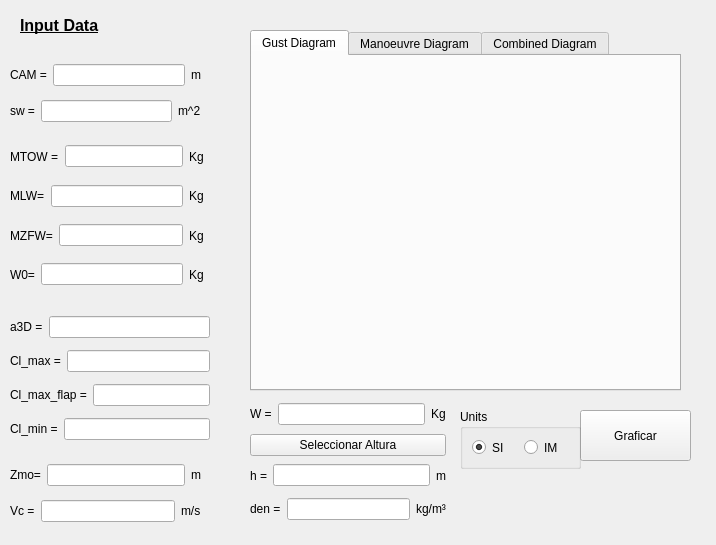
enritoomey/DiagramaDeRafagasyManiobras, file layout_DiagramaDeRafagasyManiobras.ui: the form before one commit.
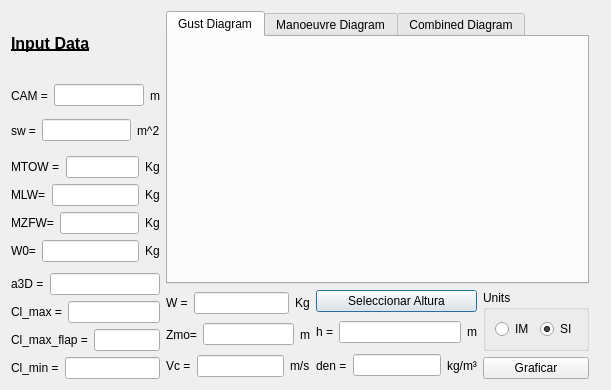
The form after the commit.

Commit message: some changes done on app layout and plotting behaviour

What changed in the file:
```diff
--- a/layout_DiagramaDeRafagasyManiobras.ui
+++ b/layout_DiagramaDeRafagasyManiobras.ui
@@ -1,55 +1,37 @@
 <?xml version="1.0" encoding="UTF-8"?>
 <ui version="4.0">
- <class>Form</class>
- <widget class="QWidget" name="Form">
+ <class>Dialog</class>
+ <widget class="QDialog" name="Dialog">
   <property name="geometry">
    <rect>
     <x>0</x>
     <y>0</y>
-    <width>716</width>
-    <height>545</height>
+    <width>611</width>
+    <height>390</height>
    </rect>
   </property>
+  <property name="sizePolicy">
+   <sizepolicy hsizetype="Expanding" vsizetype="Expanding">
+    <horstretch>0</horstretch>
+    <verstretch>0</verstretch>
+   </sizepolicy>
+  </property>
   <property name="windowTitle">
    <string>Form</string>
   </property>
-  <widget class="QTabWidget" name="PlotArea">
-   <property name="geometry">
-    <rect>
-     <x>250</x>
-     <y>30</y>
-     <width>431</width>
-     <height>361</height>
-    </rect>
-   </property>
-   <property name="currentIndex">
-    <number>0</number>
-   </property>
-   <widget class="QWidget" name="gust_tab">
-    <attribute name="title">
-     <string>Gust Diagram</string>
-    </attribute>
-   </widget>
-   <widget class="QWidget" name="manoeuvre_tab">
-    <attribute name="title">
-     <string>Manoeuvre Diagram</string>
-    </attribute>
-   </widget>
-   <widget class="QWidget" name="combined_tab">
-    <attribute name="title">
-     <string>Combined Diagram</string>
-    </attribute>
-   </widget>
-  </widget>
+  <layout class="QVBoxLayout" name="verticalLayout">
+   <item>
+    <layout class="QHBoxLayout" name="horizontalLayout_3">
+     <property name="sizeConstraint">
+      <enum>QLayout::SetDefaultConstraint</enum>
+     </property>
+     <property name="rightMargin">
+      <number>11</number>
+     </property>
+     <item>
+      <layout class="QVBoxLayout" name="left_Layout">
+       <item>
   <widget class="QLabel" name="InputData_label">
-   <property name="geometry">
-    <rect>
-     <x>20</x>
-     <y>10</y>
-     <width>181</width>
-     <height>31</height>
-    </rect>
-   </property>
    <property name="font">
     <font>
      <pointsize>12</pointsize>
@@ -62,15 +44,70 @@
     <string>Input Data</string>
    </property>
   </widget>
-  <widget class="QWidget" name="layoutWidget">
-   <property name="geometry">
-    <rect>
-     <x>10</x>
-     <y>140</y>
-     <width>194</width>
-     <height>151</height>
-    </rect>
-   </property>
+       </item>
+       <item>
+        <layout class="QVBoxLayout" name="geometry_group_layout">
+         <item>
+          <layout class="QHBoxLayout" name="CAM_layout">
+           <item>
+            <widget class="QLabel" name="CAM_label">
+             <property name="text">
+              <string>CAM =</string>
+             </property>
+            </widget>
+           </item>
+           <item>
+            <widget class="QLineEdit" name="CAM_lineEdit"/>
+           </item>
+           <item>
+            <widget class="QLabel" name="CAM_unitlabel">
+             <property name="text">
+              <string>m</string>
+             </property>
+            </widget>
+           </item>
+          </layout>
+         </item>
+         <item>
+          <layout class="QHBoxLayout" name="sw_layout">
+           <item>
+            <widget class="QLabel" name="sw_label">
+             <property name="text">
+              <string>sw =</string>
+             </property>
+            </widget>
+           </item>
+           <item>
+            <widget class="QLineEdit" name="sw_lineEdit"/>
+           </item>
+           <item>
+            <widget class="QLabel" name="sw_unitlabel">
+             <property name="text">
+              <string>m^2</string>
+             </property>
+            </widget>
+           </item>
+          </layout>
+         </item>
+        </layout>
+       </item>
+       <item>
+        <spacer name="verticalSpacer">
+         <property name="orientation">
+          <enum>Qt::Vertical</enum>
+         </property>
+         <property name="sizeType">
+          <enum>QSizePolicy::Fixed</enum>
+         </property>
+         <property name="sizeHint" stdset="0">
+          <size>
+           <width>20</width>
+           <height>5</height>
+          </size>
+         </property>
+        </spacer>
+       </item>
+       <item>
    <layout class="QVBoxLayout" name="W_group_layout">
     <item>
      <layout class="QHBoxLayout" name="MTOW_layout">
@@ -157,16 +194,24 @@
      </layout>
     </item>
    </layout>
-  </widget>
-  <widget class="QWidget" name="layoutWidget">
-   <property name="geometry">
-    <rect>
-     <x>10</x>
-     <y>310</y>
-     <width>200</width>
-     <height>136</height>
-    </rect>
-   </property>
+       </item>
+       <item>
+        <spacer name="verticalSpacer_2">
+         <property name="orientation">
+          <enum>Qt::Vertical</enum>
+         </property>
+         <property name="sizeType">
+          <enum>QSizePolicy::Fixed</enum>
+         </property>
+         <property name="sizeHint" stdset="0">
+          <size>
+           <width>20</width>
+           <height>5</height>
+          </size>
+         </property>
+        </spacer>
+       </item>
+       <item>
    <layout class="QVBoxLayout" name="Cl_group_layout">
     <item>
      <layout class="QHBoxLayout" name="a3D_layout">
@@ -225,17 +270,37 @@
      </layout>
     </item>
    </layout>
-  </widget>
-  <widget class="QWidget" name="layoutWidget">
-   <property name="geometry">
-    <rect>
-     <x>250</x>
-     <y>400</y>
-     <width>196</width>
-     <height>123</height>
-    </rect>
-   </property>
-   <layout class="QVBoxLayout" name="verticalLayout">
+       </item>
+      </layout>
+     </item>
+     <item>
+      <layout class="QVBoxLayout" name="right_Layout">
+       <item>
+        <widget class="QTabWidget" name="PlotArea">
+         <property name="currentIndex">
+          <number>0</number>
+         </property>
+         <widget class="QWidget" name="gust_tab">
+          <attribute name="title">
+           <string>Gust Diagram</string>
+          </attribute>
+         </widget>
+         <widget class="QWidget" name="manoeuvre_tab">
+          <attribute name="title">
+           <string>Manoeuvre Diagram</string>
+          </attribute>
+         </widget>
+         <widget class="QWidget" name="combined_tab">
+          <attribute name="title">
+           <string>Combined Diagram</string>
+          </attribute>
+         </widget>
+        </widget>
+       </item>
+       <item>
+        <layout class="QHBoxLayout" name="horizontalLayout">
+         <item>
+          <layout class="QVBoxLayout" name="performace_group_layout">
     <item>
      <layout class="QHBoxLayout" name="W_layout">
       <item>
@@ -258,6 +323,52 @@
      </layout>
     </item>
     <item>
+            <layout class="QHBoxLayout" name="Zmo_layout">
+             <item>
+              <widget class="QLabel" name="Zmo_label">
+               <property name="text">
+                <string>Zmo=</string>
+               </property>
+              </widget>
+             </item>
+             <item>
+              <widget class="QLineEdit" name="Zmo_lineEdit"/>
+             </item>
+             <item>
+              <widget class="QLabel" name="Zmo_unitlabel">
+               <property name="text">
+                <string>m</string>
+               </property>
+              </widget>
+             </item>
+            </layout>
+           </item>
+           <item>
+            <layout class="QHBoxLayout" name="Vc_layout">
+             <item>
+              <widget class="QLabel" name="Vc_label">
+               <property name="text">
+                <string>Vc =</string>
+               </property>
+              </widget>
+             </item>
+             <item>
+              <widget class="QLineEdit" name="Vc_lineEdit"/>
+             </item>
+             <item>
+              <widget class="QLabel" name="Vc_unitlabel">
+               <property name="text">
+                <string>m/s</string>
+               </property>
+              </widget>
+             </item>
+            </layout>
+           </item>
+          </layout>
+         </item>
+         <item>
+          <layout class="QVBoxLayout" name="Altura_Layout">
+           <item>
      <widget class="QPushButton" name="Altura_Button">
       <property name="text">
        <string>Seleccionar Altura</string>
@@ -315,137 +426,11 @@
      </layout>
     </item>
    </layout>
-  </widget>
-  <widget class="QWidget" name="layoutWidget">
-   <property name="geometry">
-    <rect>
-     <x>10</x>
-     <y>60</y>
-     <width>191</width>
-     <height>66</height>
-    </rect>
-   </property>
-   <layout class="QVBoxLayout" name="geometry_group_layout">
-    <item>
-     <layout class="QHBoxLayout" name="CAM_layout">
-      <item>
-       <widget class="QLabel" name="CAM_label">
-        <property name="text">
-         <string>CAM =</string>
-        </property>
-       </widget>
       </item>
       <item>
-       <widget class="QLineEdit" name="CAM_lineEdit"/>
-      </item>
+          <layout class="QVBoxLayout" name="units_Layout">
       <item>
-       <widget class="QLabel" name="CAM_unitlabel">
-        <property name="text">
-         <string>m</string>
-        </property>
-       </widget>
-      </item>
-     </layout>
-    </item>
-    <item>
-     <layout class="QHBoxLayout" name="sw_layout">
-      <item>
-       <widget class="QLabel" name="sw_label">
-        <property name="text">
-         <string>sw =</string>
-        </property>
-       </widget>
-      </item>
-      <item>
-       <widget class="QLineEdit" name="sw_lineEdit"/>
-      </item>
-      <item>
-       <widget class="QLabel" name="sw_unitlabel">
-        <property name="text">
-         <string>m^2</string>
-        </property>
-       </widget>
-      </item>
-     </layout>
-    </item>
-   </layout>
-  </widget>
-  <widget class="QWidget" name="layoutWidget">
-   <property name="geometry">
-    <rect>
-     <x>10</x>
-     <y>460</y>
-     <width>191</width>
-     <height>66</height>
-    </rect>
-   </property>
-   <layout class="QVBoxLayout" name="performace_group_layout">
-    <item>
-     <layout class="QHBoxLayout" name="Zmo_layout">
-      <item>
-       <widget class="QLabel" name="Zmo_label">
-        <property name="text">
-         <string>Zmo=</string>
-        </property>
-       </widget>
-      </item>
-      <item>
-       <widget class="QLineEdit" name="Zmo_lineEdit"/>
-      </item>
-      <item>
-       <widget class="QLabel" name="Zmo_unitlabel">
-        <property name="text">
-         <string>m</string>
-        </property>
-       </widget>
-      </item>
-     </layout>
-    </item>
-    <item>
-     <layout class="QHBoxLayout" name="Vc_layout">
-      <item>
-       <widget class="QLabel" name="Vc_label">
-        <property name="text">
-         <string>Vc =</string>
-        </property>
-       </widget>
-      </item>
-      <item>
-       <widget class="QLineEdit" name="Vc_lineEdit"/>
-      </item>
-      <item>
-       <widget class="QLabel" name="Vc_unitlabel">
-        <property name="text">
-         <string>m/s</string>
-        </property>
-       </widget>
-      </item>
-     </layout>
-    </item>
-   </layout>
-  </widget>
-  <widget class="QPushButton" name="grafiacar_pushButton">
-   <property name="geometry">
-    <rect>
-     <x>580</x>
-     <y>410</y>
-     <width>111</width>
-     <height>51</height>
-    </rect>
-   </property>
-   <property name="text">
-    <string>Graficar</string>
-   </property>
-  </widget>
   <widget class="QGroupBox" name="units_groupBox">
-   <property name="geometry">
-    <rect>
-     <x>460</x>
-     <y>409</y>
-     <width>121</width>
-     <height>60</height>
-    </rect>
-   </property>
    <property name="title">
     <string>Units</string>
    </property>
@@ -453,6 +438,13 @@
     <bool>false</bool>
    </property>
    <layout class="QHBoxLayout" name="horizontalLayout_2">
+              <item>
+               <widget class="QRadioButton" name="IM_radioButton">
+                <property name="text">
+                 <string>IM</string>
+                </property>
+               </widget>
+              </item>
     <item>
      <widget class="QRadioButton" name="SI_radioButton">
       <property name="enabled">
@@ -466,15 +458,25 @@
       </property>
      </widget>
     </item>
+             </layout>
+            </widget>
+           </item>
     <item>
-     <widget class="QRadioButton" name="IM_radioButton">
+            <widget class="QPushButton" name="grafiacar_pushButton">
       <property name="text">
-       <string>IM</string>
+              <string>Graficar</string>
       </property>
      </widget>
     </item>
    </layout>
-  </widget>
+         </item>
+        </layout>
+       </item>
+      </layout>
+     </item>
+    </layout>
+   </item>
+  </layout>
  </widget>
  <resources/>
  <connections/>
```
Left out of the diff: 4 changed lines with no effect on the pictures. Lines whose indentation alone changed are shown as unchanged. The commit also changes 2 other files.
